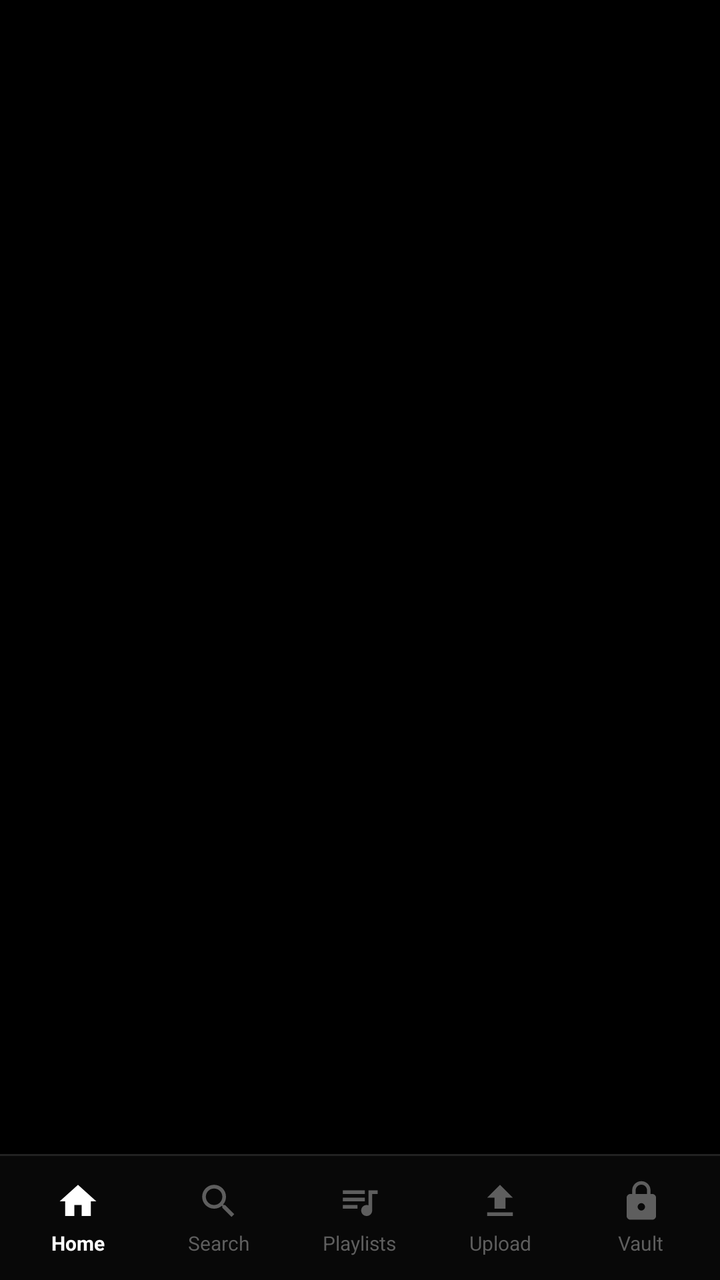
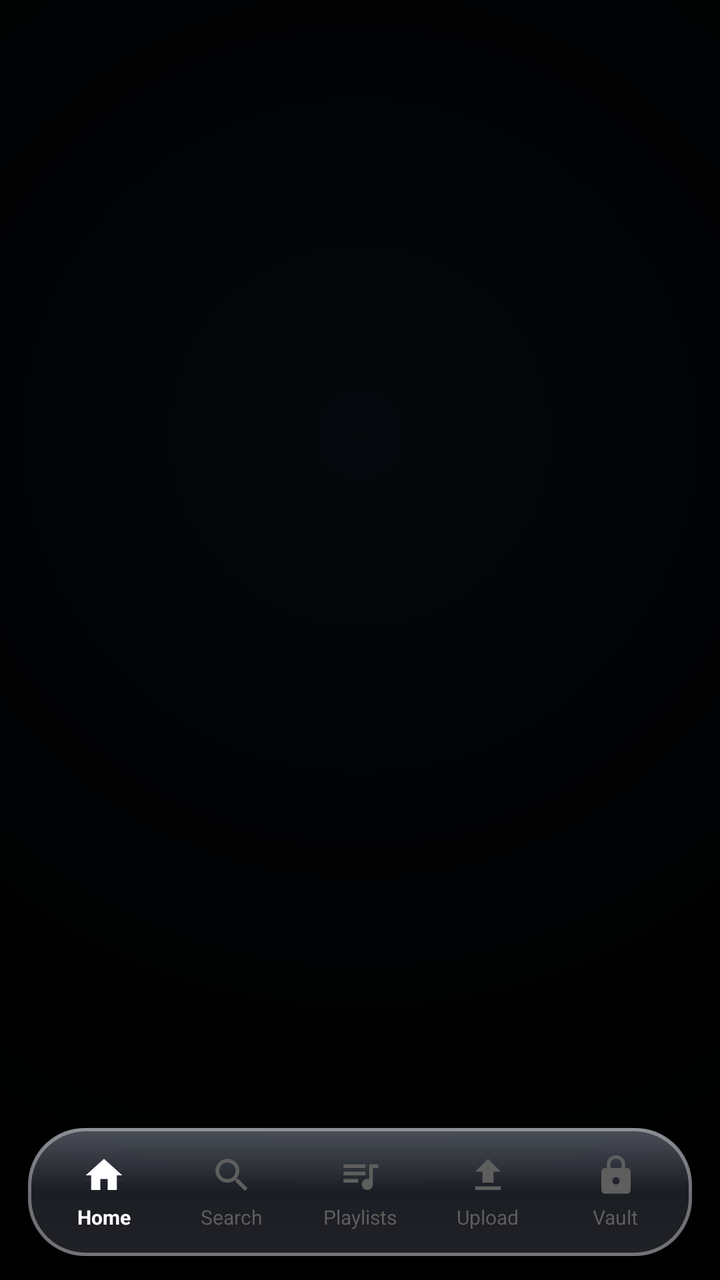

An Android layout rendered at two revisions. The XML below is the earlier revision; the diff shows what the commit changed to produce the second picture.
<!-- AndroidManifest.xml: application theme Theme.BeatSync -->
<!-- res/layout/activity_main.xml -->
<?xml version="1.0" encoding="utf-8"?>
<RelativeLayout xmlns:android="http://schemas.android.com/apk/res/android"
    xmlns:app="http://schemas.android.com/apk/res-auto"
    android:layout_width="match_parent"
    android:layout_height="match_parent"
    android:background="@color/bg_dark"
    android:fitsSystemWindows="true">

    
    <LinearLayout
        android:id="@+id/bottomDock"
        android:layout_width="match_parent"
        android:layout_height="wrap_content"
        android:layout_alignParentBottom="true"
        android:orientation="vertical">

        
        <androidx.cardview.widget.CardView
            android:id="@+id/miniPlayerLayout"
            android:layout_width="match_parent"
            android:layout_height="64dp"
            android:layout_marginStart="10dp"
            android:layout_marginEnd="10dp"
            android:layout_marginBottom="8dp"
            app:cardCornerRadius="14dp"
            app:cardElevation="8dp"
            app:cardBackgroundColor="@color/mini_player_bg"
            android:visibility="gone">

            <RelativeLayout
                android:layout_width="match_parent"
                android:layout_height="match_parent">

                
                <ProgressBar
                    android:id="@+id/miniProgressBar"
                    style="?android:attr/progressBarStyleHorizontal"
                    android:layout_width="match_parent"
                    android:layout_height="2.5dp"
                    android:layout_alignParentTop="true"
                    android:max="1000"
                    android:progress="0"
                    android:progressTint="@color/text_primary"
                    android:progressBackgroundTint="@color/border_subtle" />

                
                <FrameLayout
                    android:id="@+id/miniCoverContainer"
                    android:layout_width="44dp"
                    android:layout_height="44dp"
                    android:layout_centerVertical="true"
                    android:layout_marginStart="10dp"
                    android:background="@drawable/bg_card_minimal">

                    <ImageView
                        android:id="@+id/miniCover"
                        android:layout_width="match_parent"
                        android:layout_height="match_parent"
                        android:scaleType="centerCrop"
                        android:contentDescription="Cover" />

                    <ImageView
                        android:id="@+id/miniDefaultNote"
                        android:layout_width="20dp"
                        android:layout_height="20dp"
                        android:layout_gravity="center"
                        android:src="@drawable/ic_music_note"
                        android:tint="@color/text_primary"
                        android:contentDescription="Note" />
                </FrameLayout>

                
                <LinearLayout
                    android:layout_width="match_parent"
                    android:layout_height="wrap_content"
                    android:layout_toEndOf="@+id/miniCoverContainer"
                    android:layout_toStartOf="@+id/miniControlsLayout"
                    android:layout_centerVertical="true"
                    android:layout_marginStart="12dp"
                    android:layout_marginEnd="8dp"
                    android:orientation="vertical">

                    <TextView
                        android:id="@+id/miniTitle"
                        android:layout_width="wrap_content"
                        android:layout_height="wrap_content"
                        android:text="Song Title"
                        android:textColor="@color/text_primary"
                        android:textSize="14sp"
                        android:textStyle="bold"
                        android:singleLine="true"
                        android:ellipsize="marquee"
                        android:marqueeRepeatLimit="marquee_forever" />

                    <TextView
                        android:id="@+id/miniArtist"
                        android:layout_width="wrap_content"
                        android:layout_height="wrap_content"
                        android:text="Artist"
                        android:textColor="@color/text_secondary"
                        android:textSize="12sp"
                        android:singleLine="true"
                        android:ellipsize="end" />
                </LinearLayout>

                
                <LinearLayout
                    android:id="@+id/miniControlsLayout"
                    android:layout_width="wrap_content"
                    android:layout_height="match_parent"
                    android:layout_alignParentEnd="true"
                    android:gravity="center_vertical"
                    android:paddingEnd="10dp"
                    android:orientation="horizontal">

                    <ImageView
                        android:id="@+id/miniBtnPlayPause"
                        android:layout_width="40dp"
                        android:layout_height="40dp"
                        android:padding="8dp"
                        android:src="@drawable/ic_play"
                        android:tint="@color/text_primary"
                        android:background="?attr/selectableItemBackgroundBorderless"
                        android:contentDescription="Play/Pause" />

                    <ImageView
                        android:id="@+id/miniBtnNext"
                        android:layout_width="40dp"
                        android:layout_height="40dp"
                        android:padding="8dp"
                        android:src="@drawable/ic_skip_next"
                        android:tint="@color/text_secondary"
                        android:background="?attr/selectableItemBackgroundBorderless"
                        android:contentDescription="Next" />
                </LinearLayout>

            </RelativeLayout>
        </androidx.cardview.widget.CardView>

        
        <View
            android:layout_width="match_parent"
            android:layout_height="1dp"
            android:background="@color/border_subtle" />

        
        <LinearLayout
            android:id="@+id/customBottomBar"
            android:layout_width="match_parent"
            android:layout_height="62dp"
            android:orientation="horizontal"
            android:background="@color/bg_bottom_nav"
            android:gravity="center_vertical"
            android:paddingStart="4dp"
            android:paddingEnd="4dp">

            
            <LinearLayout
                android:id="@+id/tabNavHome"
                android:layout_width="0dp"
                android:layout_height="match_parent"
                android:layout_weight="1"
                android:orientation="vertical"
                android:gravity="center"
                android:background="?attr/selectableItemBackgroundBorderless">

                <ImageView
                    android:id="@+id/iconNavHome"
                    android:layout_width="22dp"
                    android:layout_height="22dp"
                    android:src="@drawable/ic_home"
                    android:tint="@color/text_primary"
                    android:contentDescription="Home" />

                <TextView
                    android:id="@+id/labelNavHome"
                    android:layout_width="wrap_content"
                    android:layout_height="wrap_content"
                    android:text="Home"
                    android:textSize="10sp"
                    android:textStyle="bold"
                    android:textColor="@color/text_primary"
                    android:layout_marginTop="3dp" />
            </LinearLayout>

            
            <LinearLayout
                android:id="@+id/tabNavSearch"
                android:layout_width="0dp"
                android:layout_height="match_parent"
                android:layout_weight="1"
                android:orientation="vertical"
                android:gravity="center"
                android:background="?attr/selectableItemBackgroundBorderless">

                <ImageView
                    android:id="@+id/iconNavSearch"
                    android:layout_width="22dp"
                    android:layout_height="22dp"
                    android:src="@drawable/ic_search"
                    android:tint="@color/text_tertiary"
                    android:contentDescription="Search" />

                <TextView
                    android:id="@+id/labelNavSearch"
                    android:layout_width="wrap_content"
                    android:layout_height="wrap_content"
                    android:text="Search"
                    android:textSize="10sp"
                    android:textColor="@color/text_tertiary"
                    android:layout_marginTop="3dp" />
            </LinearLayout>

            
            <LinearLayout
                android:id="@+id/tabNavPlaylists"
                android:layout_width="0dp"
                android:layout_height="match_parent"
                android:layout_weight="1"
                android:orientation="vertical"
                android:gravity="center"
                android:background="?attr/selectableItemBackgroundBorderless">

                <ImageView
                    android:id="@+id/iconNavPlaylists"
                    android:layout_width="22dp"
                    android:layout_height="22dp"
                    android:src="@drawable/ic_playlist"
                    android:tint="@color/text_tertiary"
                    android:contentDescription="Playlists" />

                <TextView
                    android:id="@+id/labelNavPlaylists"
                    android:layout_width="wrap_content"
                    android:layout_height="wrap_content"
                    android:text="Playlists"
                    android:textSize="10sp"
                    android:textColor="@color/text_tertiary"
                    android:layout_marginTop="3dp" />
            </LinearLayout>

            
            <LinearLayout
                android:id="@+id/tabNavUpload"
                android:layout_width="0dp"
                android:layout_height="match_parent"
                android:layout_weight="1"
                android:orientation="vertical"
                android:gravity="center"
                android:background="?attr/selectableItemBackgroundBorderless">

                <ImageView
                    android:id="@+id/iconNavUpload"
                    android:layout_width="22dp"
                    android:layout_height="22dp"
                    android:src="@drawable/ic_upload"
                    android:tint="@color/text_tertiary"
                    android:contentDescription="Upload" />

                <TextView
                    android:id="@+id/labelNavUpload"
                    android:layout_width="wrap_content"
                    android:layout_height="wrap_content"
                    android:text="Upload"
                    android:textSize="10sp"
                    android:textColor="@color/text_tertiary"
                    android:layout_marginTop="3dp" />
            </LinearLayout>

            
            <LinearLayout
                android:id="@+id/tabNavVault"
                android:layout_width="0dp"
                android:layout_height="match_parent"
                android:layout_weight="1"
                android:orientation="vertical"
                android:gravity="center"
                android:background="?attr/selectableItemBackgroundBorderless">

                <ImageView
                    android:id="@+id/iconNavVault"
                    android:layout_width="22dp"
                    android:layout_height="22dp"
                    android:src="@drawable/ic_lock"
                    android:tint="@color/text_tertiary"
                    android:contentDescription="Vault" />

                <TextView
                    android:id="@+id/labelNavVault"
                    android:layout_width="wrap_content"
                    android:layout_height="wrap_content"
                    android:text="Vault"
                    android:textSize="10sp"
                    android:textColor="@color/text_tertiary"
                    android:layout_marginTop="3dp" />
            </LinearLayout>

            
            <LinearLayout
                android:id="@+id/tabNavAdmin"
                android:layout_width="0dp"
                android:layout_height="match_parent"
                android:layout_weight="1"
                android:orientation="vertical"
                android:gravity="center"
                android:background="?attr/selectableItemBackgroundBorderless"
                android:visibility="gone">

                <ImageView
                    android:id="@+id/iconNavAdmin"
                    android:layout_width="22dp"
                    android:layout_height="22dp"
                    android:src="@drawable/ic_admin_shield"
                    android:tint="@color/text_tertiary"
                    android:contentDescription="Admin" />

                <TextView
                    android:id="@+id/labelNavAdmin"
                    android:layout_width="wrap_content"
                    android:layout_height="wrap_content"
                    android:text="Admin"
                    android:textSize="10sp"
                    android:textColor="@color/text_tertiary"
                    android:layout_marginTop="3dp" />
            </LinearLayout>

        </LinearLayout>

    </LinearLayout>

    
    <FrameLayout
        android:id="@+id/fragmentContainer"
        android:layout_width="match_parent"
        android:layout_height="match_parent"
        android:layout_above="@+id/bottomDock" />

</RelativeLayout>
<!-- resources referenced by this layout -->
<resources>
  <color name="bg_bottom_nav">#080808</color>
  <color name="bg_dark">#000000</color>
  <color name="border_subtle">#222222</color>
  <color name="mini_player_bg">#121212</color>
  <color name="text_primary">#FFFFFF</color>
  <color name="text_secondary">#9E9E9E</color>
  <color name="text_tertiary">#5E5E5E</color>
  <!-- drawable ic_play (drawable) -->
  <vector xmlns:android="http://schemas.android.com/apk/res/android"
      android:width="24dp"
      android:height="24dp"
      android:viewportWidth="24"
      android:viewportHeight="24">
    <path
        android:fillColor="@android:color/white"
        android:pathData="M8,5v14l11,-7z"/>
  </vector>
  <color name="bg_card">#0D0D0D</color>
  <color name="badge_private_text">#8E8E8E</color>
  <color name="accent_primary">#FFFFFF</color>
  <color name="text_inverse">#000000</color>
  <color name="bg_card_elevated">#141414</color>
  <color name="accent_secondary">#D4D4D4</color>
  <color name="bg_input">#111111</color>
  <!-- unchanged entries left out for length: 10 -->
</resources>

<!-- the commit's change to res/layout/activity_main.xml (unified diff, before → after) -->
@@ -3,7 +3,7 @@
     xmlns:app="http://schemas.android.com/apk/res-auto"
     android:layout_width="match_parent"
     android:layout_height="match_parent"
-    android:background="@color/bg_dark"
+    android:background="@drawable/bg_ambient_mesh"
     android:fitsSystemWindows="true">
 
     
@@ -19,12 +19,13 @@
             android:id="@+id/miniPlayerLayout"
             android:layout_width="match_parent"
             android:layout_height="64dp"
-            android:layout_marginStart="10dp"
-            android:layout_marginEnd="10dp"
-            android:layout_marginBottom="8dp"
-            app:cardCornerRadius="14dp"
-            app:cardElevation="8dp"
-            app:cardBackgroundColor="@color/mini_player_bg"
+            android:layout_marginStart="14dp"
+            android:layout_marginEnd="14dp"
+            android:layout_marginBottom="10dp"
+            app:cardCornerRadius="20dp"
+            app:cardElevation="0dp"
+            app:cardBackgroundColor="@android:color/transparent"
+            android:background="@drawable/bg_liquid_glass_card"
             android:visibility="gone">
 
             <RelativeLayout
@@ -138,21 +139,18 @@
         </androidx.cardview.widget.CardView>
 
         
-        <View
-            android:layout_width="match_parent"
-            android:layout_height="1dp"
-            android:background="@color/border_subtle" />
-
-        
         <LinearLayout
             android:id="@+id/customBottomBar"
             android:layout_width="match_parent"
-            android:layout_height="62dp"
+            android:layout_height="64dp"
+            android:layout_marginStart="14dp"
+            android:layout_marginEnd="14dp"
+            android:layout_marginBottom="12dp"
             android:orientation="horizontal"
-            android:background="@color/bg_bottom_nav"
+            android:background="@drawable/bg_liquid_glass_dock"
             android:gravity="center_vertical"
-            android:paddingStart="4dp"
-            android:paddingEnd="4dp">
+            android:paddingStart="6dp"
+            android:paddingEnd="6dp">
 
             
             <LinearLayout
<!-- resource entries referenced after the edit -->
@@ -3,10 +3,100 @@
   <color name="bg_bottom_nav">#080808</color>
   <color name="bg_dark">#000000</color>
   <color name="border_subtle">#222222</color>
-  <color name="mini_player_bg">#121212</color>
   <color name="text_primary">#FFFFFF</color>
   <color name="text_secondary">#9E9E9E</color>
   <color name="text_tertiary">#5E5E5E</color>
+  <!-- drawable bg_ambient_mesh (drawable) -->
+  <?xml version="1.0" encoding="utf-8"?>
+  <shape xmlns:android="http://schemas.android.com/apk/res/android"
+      android:shape="rectangle">
+      <gradient
+          android:type="radial"
+          android:gradientRadius="420dp"
+          android:centerX="50%"
+          android:centerY="34%"
+          android:startColor="#26253654"
+          android:centerColor="#14141E2C"
+          android:endColor="#000000" />
+  </shape>
+  <!-- drawable bg_liquid_glass_card (drawable) -->
+  <?xml version="1.0" encoding="utf-8"?>
+  <layer-list xmlns:android="http://schemas.android.com/apk/res/android">
+      
+      <item>
+          <shape android:shape="rectangle">
+              <corners android:radius="26dp" />
+              <gradient
+                  android:angle="270"
+                  android:startColor="#E6151A24"
+                  android:centerColor="#D90E1118"
+                  android:endColor="#E60A0C12"
+                  android:type="linear" />
+          </shape>
+      </item>
+  
+      
+      <item>
+          <shape android:shape="rectangle">
+              <corners android:radius="26dp" />
+              <gradient
+                  android:angle="270"
+                  android:startColor="#38FFFFFF"
+                  android:centerColor="#10FFFFFF"
+                  android:endColor="#14FFFFFF"
+                  android:type="linear" />
+          </shape>
+      </item>
+  
+      
+      <item>
+          <shape android:shape="rectangle">
+              <corners android:radius="26dp" />
+              <stroke
+                  android:width="1.5dp"
+                  android:color="#59FFFFFF" />
+          </shape>
+      </item>
+  </layer-list>
+  <!-- drawable bg_liquid_glass_dock (drawable) -->
+  <?xml version="1.0" encoding="utf-8"?>
+  <layer-list xmlns:android="http://schemas.android.com/apk/res/android">
+      
+      <item>
+          <shape android:shape="rectangle">
+              <corners android:radius="28dp" />
+              <gradient
+                  android:angle="270"
+                  android:startColor="#EB171C28"
+                  android:centerColor="#DE0E1119"
+                  android:endColor="#EB0A0C12"
+                  android:type="linear" />
+          </shape>
+      </item>
+  
+      
+      <item>
+          <shape android:shape="rectangle">
+              <corners android:radius="28dp" />
+              <gradient
+                  android:angle="270"
+                  android:startColor="#3BFFFFFF"
+                  android:centerColor="#0EFFFFFF"
+                  android:endColor="#18FFFFFF"
+                  android:type="linear" />
+          </shape>
+      </item>
+  
+      
+      <item>
+          <shape android:shape="rectangle">
+              <corners android:radius="28dp" />
+              <stroke
+                  android:width="1.5dp"
+                  android:color="#5EFFFFFF" />
+          </shape>
+      </item>
+  </layer-list>
   <!-- drawable ic_play (drawable) -->
   <vector xmlns:android="http://schemas.android.com/apk/res/android"
       android:width="24dp"
